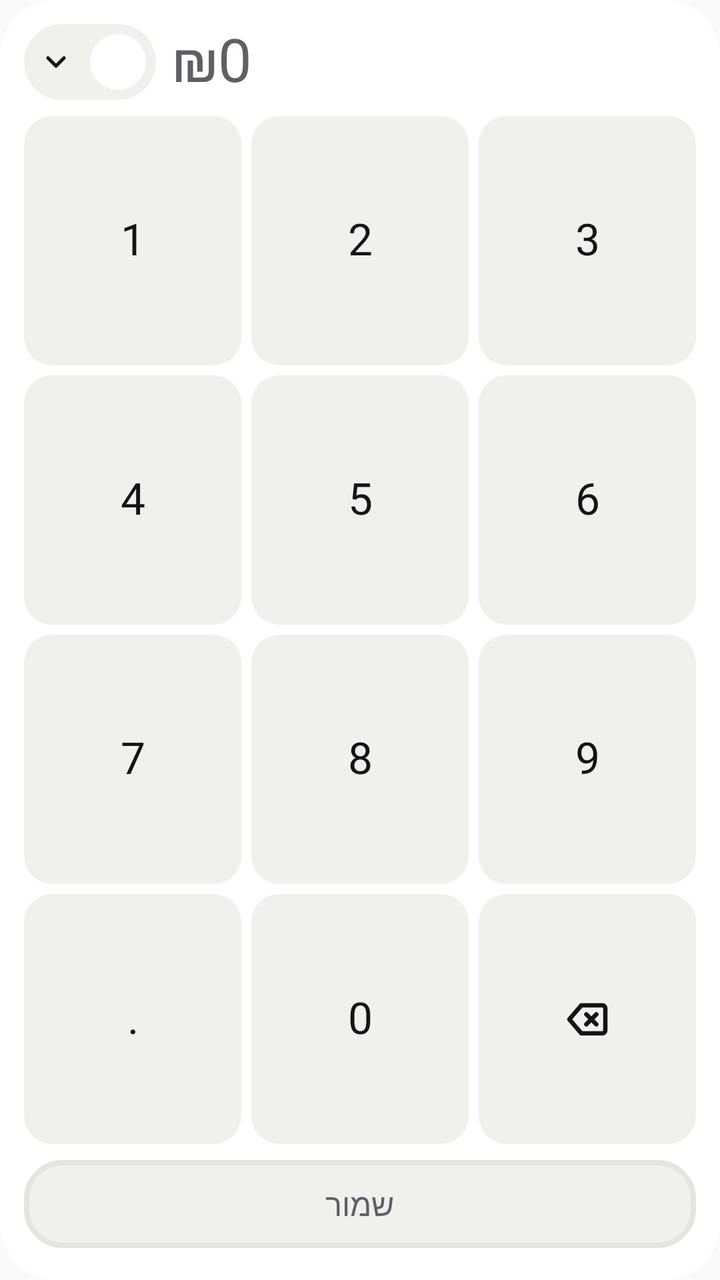
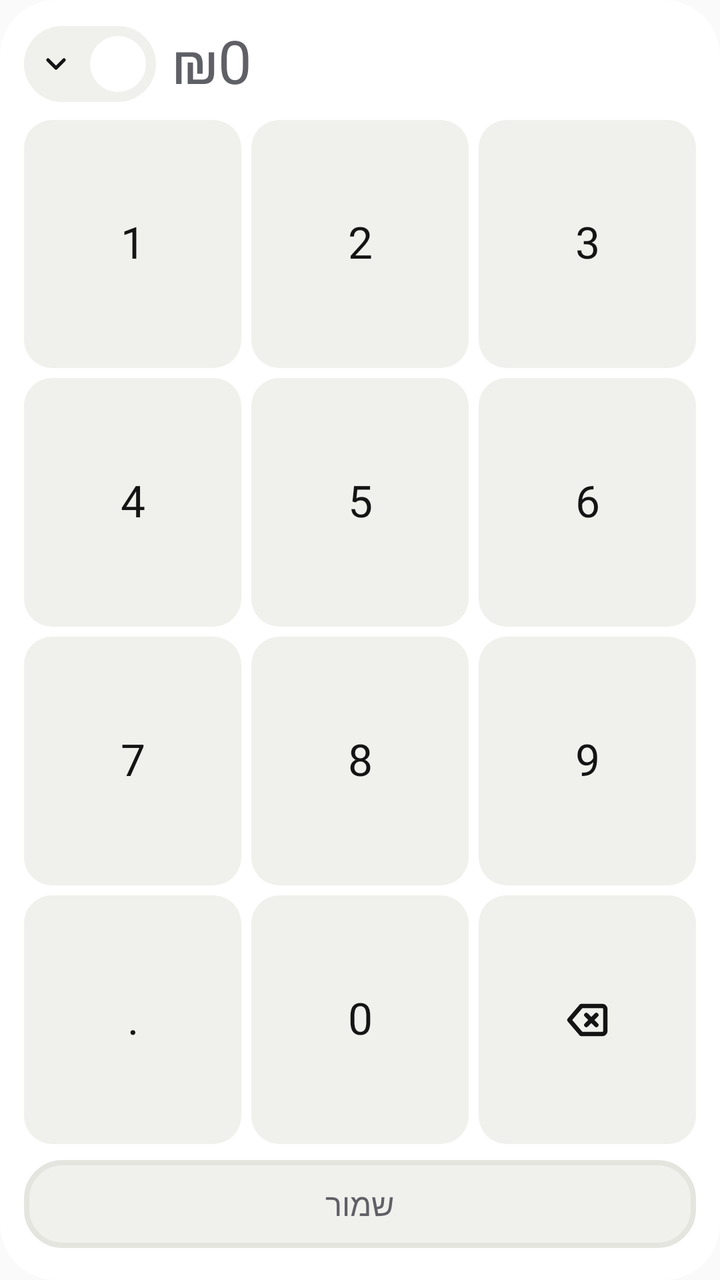

Compare the two renders of this Android layout. The source of the first and the diff that turns it into the second are given below.
<!-- AndroidManifest.xml: application theme AppTheme -->
<!-- res/layout/widget_quick_add_medium.xml -->
<?xml version="1.0" encoding="utf-8"?>
<LinearLayout xmlns:android="http://schemas.android.com/apk/res/android"
    android:id="@+id/root"
    android:layoutDirection="rtl"
    android:layout_width="match_parent"
    android:layout_height="match_parent"
    android:background="@drawable/widget_bg"
    android:orientation="vertical"
    android:padding="12dp">

    <LinearLayout
        android:layout_width="match_parent"
        android:layout_height="wrap_content"
        android:gravity="center_vertical"
        android:orientation="horizontal"
        android:paddingStart="4dp">
        <TextView
            android:id="@+id/amount"
            android:layout_width="0dp"
            android:layout_height="wrap_content"
            android:layout_weight="1"
            android:ellipsize="end"
            android:fontFamily="@font/rubik_extrabold"
            android:gravity="start|center_vertical"
            android:includeFontPadding="false"
            android:maxLines="1"
            android:text="₪0"
            android:textColor="@color/w_ink_dim"
            android:textDirection="ltr"
            android:textSize="30sp" />
        <LinearLayout
            android:id="@+id/category_chip"
            android:layout_width="wrap_content"
            android:layout_height="38dp"
            android:layout_marginStart="8dp"
            android:background="@drawable/widget_chip"
            android:contentDescription="קטגוריה"
            android:gravity="center_vertical"
            android:orientation="horizontal"
            android:paddingStart="5dp"
            android:paddingEnd="8dp">
            <FrameLayout
                android:layout_width="28dp"
                android:layout_height="28dp">
                <ImageView
                    android:id="@+id/chip_tint"
                    android:layout_width="match_parent"
                    android:layout_height="match_parent"
                    android:importantForAccessibility="no"
                    android:src="@drawable/widget_circle" />
                <ImageView
                    android:id="@+id/chip_sticker"
                    android:layout_width="17dp"
                    android:layout_height="17dp"
                    android:layout_gravity="center"
                    android:importantForAccessibility="no" />
                <TextView
                    android:id="@+id/chip_letter"
                    android:layout_width="match_parent"
                    android:layout_height="match_parent"
                    android:fontFamily="@font/rubik_extrabold"
                    android:gravity="center"
                    android:textColor="@color/w_ink"
                    android:textSize="13sp"
                    android:visibility="gone" />
            </FrameLayout>
            <TextView
                android:id="@+id/chip_name"
                android:layout_width="wrap_content"
                android:layout_height="wrap_content"
                android:layout_marginStart="6dp"
                android:ellipsize="end"
                android:fontFamily="@font/rubik_extrabold"
                android:maxLines="1"
                android:maxWidth="96dp"
                android:textColor="@color/w_ink"
                android:textSize="13.5sp" />
            <ImageView
                android:layout_width="16dp"
                android:layout_height="16dp"
                android:layout_marginStart="3dp"
                android:importantForAccessibility="no"
                android:src="@drawable/ic_w_chevron_down" />
        </LinearLayout>
    </LinearLayout>

    <LinearLayout
        android:layout_width="match_parent"
        android:layout_height="0dp"
        android:layout_marginTop="8dp"
        android:layout_weight="1"
        android:layoutDirection="ltr"
        android:orientation="vertical">
        <LinearLayout
            android:layout_width="match_parent"
            android:layout_height="0dp"
            android:layout_weight="1"
            android:orientation="horizontal">
            <TextView
                android:id="@+id/key_1"
                android:layout_width="0dp"
                android:layout_height="match_parent"
                android:layout_weight="1"
                android:layout_marginEnd="5dp"
                android:background="@drawable/widget_key"
                android:fontFamily="@font/rubik_extrabold"
                android:gravity="center"
                android:includeFontPadding="false"
                android:text="1"
                android:textColor="@color/w_ink"
                android:textSize="22sp" />
            <TextView
                android:id="@+id/key_2"
                android:layout_width="0dp"
                android:layout_height="match_parent"
                android:layout_weight="1"
                android:layout_marginEnd="5dp"
                android:background="@drawable/widget_key"
                android:fontFamily="@font/rubik_extrabold"
                android:gravity="center"
                android:includeFontPadding="false"
                android:text="2"
                android:textColor="@color/w_ink"
                android:textSize="22sp" />
            <TextView
                android:id="@+id/key_3"
                android:layout_width="0dp"
                android:layout_height="match_parent"
                android:layout_weight="1"
                android:background="@drawable/widget_key"
                android:fontFamily="@font/rubik_extrabold"
                android:gravity="center"
                android:includeFontPadding="false"
                android:text="3"
                android:textColor="@color/w_ink"
                android:textSize="22sp" />
        </LinearLayout>
        <LinearLayout
            android:layout_width="match_parent"
            android:layout_height="0dp"
            android:layout_weight="1"
            android:layout_marginTop="5dp"
            android:orientation="horizontal">
            <TextView
                android:id="@+id/key_4"
                android:layout_width="0dp"
                android:layout_height="match_parent"
                android:layout_weight="1"
                android:layout_marginEnd="5dp"
                android:background="@drawable/widget_key"
                android:fontFamily="@font/rubik_extrabold"
                android:gravity="center"
                android:includeFontPadding="false"
                android:text="4"
                android:textColor="@color/w_ink"
                android:textSize="22sp" />
            <TextView
                android:id="@+id/key_5"
                android:layout_width="0dp"
                android:layout_height="match_parent"
                android:layout_weight="1"
                android:layout_marginEnd="5dp"
                android:background="@drawable/widget_key"
                android:fontFamily="@font/rubik_extrabold"
                android:gravity="center"
                android:includeFontPadding="false"
                android:text="5"
                android:textColor="@color/w_ink"
                android:textSize="22sp" />
            <TextView
                android:id="@+id/key_6"
                android:layout_width="0dp"
                android:layout_height="match_parent"
                android:layout_weight="1"
                android:background="@drawable/widget_key"
                android:fontFamily="@font/rubik_extrabold"
                android:gravity="center"
                android:includeFontPadding="false"
                android:text="6"
                android:textColor="@color/w_ink"
                android:textSize="22sp" />
        </LinearLayout>
        <LinearLayout
            android:layout_width="match_parent"
            android:layout_height="0dp"
            android:layout_weight="1"
            android:layout_marginTop="5dp"
            android:orientation="horizontal">
            <TextView
                android:id="@+id/key_7"
                android:layout_width="0dp"
                android:layout_height="match_parent"
                android:layout_weight="1"
                android:layout_marginEnd="5dp"
                android:background="@drawable/widget_key"
                android:fontFamily="@font/rubik_extrabold"
                android:gravity="center"
                android:includeFontPadding="false"
                android:text="7"
                android:textColor="@color/w_ink"
                android:textSize="22sp" />
            <TextView
                android:id="@+id/key_8"
                android:layout_width="0dp"
                android:layout_height="match_parent"
                android:layout_weight="1"
                android:layout_marginEnd="5dp"
                android:background="@drawable/widget_key"
                android:fontFamily="@font/rubik_extrabold"
                android:gravity="center"
                android:includeFontPadding="false"
                android:text="8"
                android:textColor="@color/w_ink"
                android:textSize="22sp" />
            <TextView
                android:id="@+id/key_9"
                android:layout_width="0dp"
                android:layout_height="match_parent"
                android:layout_weight="1"
                android:background="@drawable/widget_key"
                android:fontFamily="@font/rubik_extrabold"
                android:gravity="center"
                android:includeFontPadding="false"
                android:text="9"
                android:textColor="@color/w_ink"
                android:textSize="22sp" />
        </LinearLayout>
        <LinearLayout
            android:layout_width="match_parent"
            android:layout_height="0dp"
            android:layout_weight="1"
            android:layout_marginTop="5dp"
            android:orientation="horizontal">
            <TextView
                android:id="@+id/key_dot"
                android:layout_width="0dp"
                android:layout_height="match_parent"
                android:layout_weight="1"
                android:layout_marginEnd="5dp"
                android:background="@drawable/widget_key"
                android:fontFamily="@font/rubik_extrabold"
                android:gravity="center"
                android:includeFontPadding="false"
                android:text="."
                android:textColor="@color/w_ink"
                android:textSize="22sp" />
            <TextView
                android:id="@+id/key_0"
                android:layout_width="0dp"
                android:layout_height="match_parent"
                android:layout_weight="1"
                android:layout_marginEnd="5dp"
                android:background="@drawable/widget_key"
                android:fontFamily="@font/rubik_extrabold"
                android:gravity="center"
                android:includeFontPadding="false"
                android:text="0"
                android:textColor="@color/w_ink"
                android:textSize="22sp" />
            <ImageView
                android:id="@+id/key_del"
                android:layout_width="0dp"
                android:layout_height="match_parent"
                android:layout_weight="1"
                android:background="@drawable/widget_key"
                android:contentDescription="מחק"
                android:scaleType="center"
                android:src="@drawable/ic_w_backspace" />
        </LinearLayout>
    </LinearLayout>

    <TextView
        android:id="@+id/save"
        android:layout_width="match_parent"
        android:layout_height="48dp"
        android:layout_marginTop="8dp"
        android:background="@drawable/widget_btn_disabled"
        android:fontFamily="@font/rubik_extrabold"
        android:gravity="center"
        android:paddingBottom="4dp"
        android:text="שמור"
        android:textColor="@color/w_ink_dim"
        android:textSize="15.5sp" />
</LinearLayout>
<!-- resources referenced by this layout -->
<resources>
  <color name="w_ink">#141414</color>
  <color name="w_ink_dim">#5F5F66</color>
  <!-- drawable ic_w_backspace (drawable) -->
  <?xml version="1.0" encoding="utf-8"?>
  <vector xmlns:android="http://schemas.android.com/apk/res/android"
      android:width="24dp"
      android:height="24dp"
      android:viewportWidth="24"
      android:viewportHeight="24">
      <path
          android:pathData="M9 5h10.5a1.5 1.5 0 0 1 1.5 1.5v11a1.5 1.5 0 0 1-1.5 1.5H9l-6-7Z"
          android:strokeColor="@color/w_ink"
          android:strokeWidth="2.2"
          android:strokeLineJoin="round" />
      <path
          android:pathData="m11.5 9.5 5 5m0-5-5 5"
          android:strokeColor="@color/w_ink"
          android:strokeWidth="2.2"
          android:strokeLineCap="round" />
  </vector>
  <!-- drawable ic_w_chevron_down (drawable) -->
  <?xml version="1.0" encoding="utf-8"?>
  <vector xmlns:android="http://schemas.android.com/apk/res/android"
      android:width="24dp"
      android:height="24dp"
      android:viewportWidth="24"
      android:viewportHeight="24">
      <path
          android:pathData="m6 9 6 6 6-6"
          android:strokeColor="@color/w_ink"
          android:strokeWidth="2.6"
          android:strokeLineCap="round"
          android:strokeLineJoin="round" />
  </vector>
  <!-- drawable widget_bg (drawable) -->
  <?xml version="1.0" encoding="utf-8"?>
  <shape xmlns:android="http://schemas.android.com/apk/res/android" android:shape="rectangle">
      <solid android:color="@color/w_surface" />
      <corners android:radius="28dp" />
  </shape>
  <!-- drawable widget_btn_disabled (drawable) -->
  <?xml version="1.0" encoding="utf-8"?>
  <layer-list xmlns:android="http://schemas.android.com/apk/res/android">
      <item android:bottom="4dp">
          <shape android:shape="rectangle">
              <solid android:color="@color/w_surface_2" />
              <stroke android:width="2.5dp" android:color="@color/w_surface_3" />
              <corners android:radius="18dp" />
          </shape>
      </item>
  </layer-list>
  <!-- drawable widget_chip (drawable) -->
  <?xml version="1.0" encoding="utf-8"?>
  <selector xmlns:android="http://schemas.android.com/apk/res/android">
      <item android:state_pressed="true">
          <shape android:shape="rectangle">
              <solid android:color="@color/w_surface_3" />
              <corners android:radius="999dp" />
          </shape>
      </item>
      <item>
          <shape android:shape="rectangle">
              <solid android:color="@color/w_surface_2" />
              <corners android:radius="999dp" />
          </shape>
      </item>
  </selector>
  <!-- drawable widget_circle (drawable) -->
  <?xml version="1.0" encoding="utf-8"?>
  <shape xmlns:android="http://schemas.android.com/apk/res/android" android:shape="oval">
      <solid android:color="#FFFFFFFF" />
  </shape>
  <!-- drawable widget_key (drawable) -->
  <?xml version="1.0" encoding="utf-8"?>
  <selector xmlns:android="http://schemas.android.com/apk/res/android">
      <item android:state_pressed="true">
          <shape android:shape="rectangle">
              <solid android:color="@color/w_surface_3" />
              <corners android:radius="14dp" />
          </shape>
      </item>
      <item>
          <shape android:shape="rectangle">
              <solid android:color="@color/w_surface_2" />
              <corners android:radius="14dp" />
          </shape>
      </item>
  </selector>
  <style name="AppTheme" parent="Theme.AppCompat.Light.DarkActionBar">
          
          <item name="colorPrimary">@color/colorPrimary</item>
          <item name="colorPrimaryDark">@color/colorPrimaryDark</item>
          <item name="colorAccent">@color/colorAccent</item>
      </style>
  <color name="w_surface">#FFFFFF</color>
  <color name="w_surface_2">#F0F0EC</color>
  <color name="w_surface_3">#E5E5E0</color>
</resources>

<!-- the commit's change to res/layout/widget_quick_add_medium.xml (unified diff, before → after) -->
@@ -17,7 +17,7 @@
         <TextView
             android:id="@+id/amount"
             android:layout_width="0dp"
-            android:layout_height="wrap_content"
+            android:layout_height="40dp"
             android:layout_weight="1"
             android:ellipsize="end"
             android:fontFamily="@font/rubik_extrabold"
@@ -27,6 +27,9 @@
             android:text="₪0"
             android:textColor="@color/w_ink_dim"
             android:textDirection="ltr"
+            android:autoSizeMaxTextSize="30sp"
+            android:autoSizeMinTextSize="12sp"
+            android:autoSizeTextType="uniform"
             android:textSize="30sp" />
         <LinearLayout
             android:id="@+id/category_chip"
